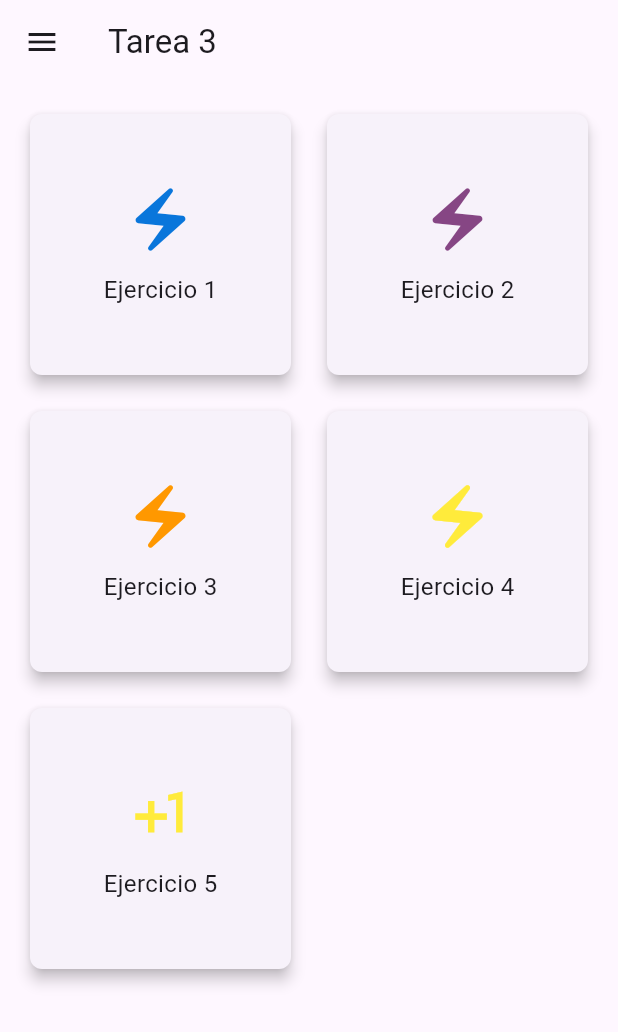
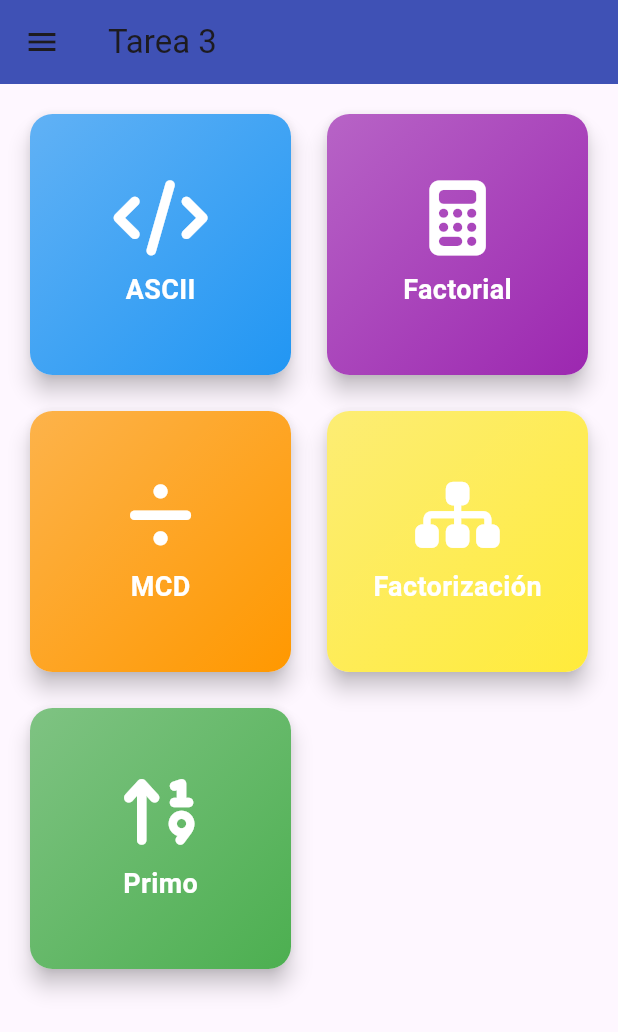
Before and after one commit to leodlc/g1-apps-moviles, a Flutter app: the screen it shows after launch, on a phone screen of 412 x 824 dp. Shown: the top 1032 px of the screen. Run offline on Flutter 3.47's test engine with Material 3 defaults, Android fonts, the phone set to English and light mode, and no system bars; our stand-ins replace dio, flutter_dotenv, flutter_secure_storage, font_awesome_flutter.

Commit message:
Mejorando interfaces y diseño

```diff
--- a/deber3g1/lib/logic/factorial2.dart
+++ b/deber3g1/lib/logic/factorial2.dart
@@ -1,10 +1,13 @@
 class FactorialCalculator {
-  /// Calcula el factorial de un número entero no negativo.
-  /// Lanza una excepción si el número es negativo.
-  static int calculateFactorial(int number) {
+  static BigInt calculateFactorial(int number) {
     if (number < 0) {
       throw ArgumentError('El número debe ser no negativo.');
     }
-    return number == 0 ? 1 : number * calculateFactorial(number - 1);
+
+    BigInt factorial = BigInt.one;
+    for (int i = 1; i <= number; i++) {
+      factorial *= BigInt.from(i);
+    }
+    return factorial;
   }
 }
--- a/deber3g1/lib/main.dart
+++ b/deber3g1/lib/main.dart
@@ -1,12 +1,11 @@
 import 'package:flutter/material.dart';
+import 'package:font_awesome_flutter/font_awesome_flutter.dart';
 import 'screens/ascii1_screen.dart';
 import 'screens/factorial2_screen.dart';
 import 'screens/mcd3_screen.dart';
 import 'screens/factorizacion4_screen.dart';
 import 'screens/primo_screen.dart';
 import 'screens/info_Screen.dart';
-//import 'package:font_awesome_flutter/font_awesome_flutter.dart';
-
 
 void main() {
   runApp(const MyApp());
@@ -18,6 +17,7 @@ class MyApp extends StatelessWidget {
   @override
   Widget build(BuildContext context) {
     return MaterialApp(
+      debugShowCheckedModeBanner: false,
       title: 'Home Menu',
       theme: ThemeData(
         primarySwatch: Colors.blue,
@@ -28,32 +28,32 @@ class MyApp extends StatelessWidget {
 }
 
 class HomeScreen extends StatelessWidget {
-  // List of exercises with a color for each icon
+  // Lista de ejercicios con íconos de Font Awesome
   final List<Exercise> exers = [
     Exercise(
-        name: 'Ejercicio 1',
-        icon: Icons.electric_bolt,
-        color: const Color.fromARGB(255, 9, 118, 219),
+        name: 'ASCII',
+        icon: FontAwesomeIcons.code,
+        color: Colors.blue,
         route: const ASCII1Screen()),
     Exercise(
-        name: 'Ejercicio 2',
-        icon:  Icons.electric_bolt,
-        color: const Color.fromARGB(255, 134, 70, 132),
+        name: 'Factorial',
+        icon: FontAwesomeIcons.calculator,
+        color: Colors.purple,
         route: const Factorial2Screen()),
     Exercise(
-        name: 'Ejercicio 3',
-        icon:  Icons.electric_bolt,
+        name: 'MCD',
+        icon: FontAwesomeIcons.divide,
         color: Colors.orange,
-        route: const mcd3Screen()),
+        route: const MCD3Screen()),
     Exercise(
-        name: 'Ejercicio 4',
-        icon:  Icons.electric_bolt,
+        name: 'Factorización',
+        icon: FontAwesomeIcons.sitemap,
         color: Colors.yellow,
         route: const Factorizacion4Screen()),
     Exercise(
-        name: 'Ejercicio 5',
-        icon: Icons.plus_one,
-        color: Colors.yellow,
+        name: 'Primo',
+        icon: FontAwesomeIcons.sortNumericUp,
+        color: Colors.green,
         route: const PrimeScreen(step: 5)),
   ];
 
@@ -62,26 +62,41 @@ class HomeScreen extends StatelessWidget {
     return Scaffold(
       appBar: AppBar(
         title: const Text('Tarea 3'),
+        backgroundColor: Colors.indigo,
       ),
       drawer: Drawer(
         child: ListView(
           padding: EdgeInsets.zero,
           children: <Widget>[
-            const DrawerHeader(
+            DrawerHeader(
               decoration: BoxDecoration(
-                color: Colors.blue,
+                gradient: LinearGradient(
+                  colors: [Colors.blue, Colors.indigo],
                 ),
-              child: Text(
+              ),
+              child: Column(
+                crossAxisAlignment: CrossAxisAlignment.start,
+                children: const [
+                  Icon(
+                    FontAwesomeIcons.clipboardList,
+                    size: 50,
+                    color: Colors.white,
+                  ),
+                  SizedBox(height: 10),
+                  Text(
                     'Menú Principal',
                     style: TextStyle(
                       color: Colors.white,
                       fontSize: 24,
+                      fontWeight: FontWeight.bold,
                     ),
+                  ),
+                ],
               ),
             ),
             ListTile(
-              leading: const Icon(Icons.info),
-              title: const Text('Info'),
+              leading: const FaIcon(FontAwesomeIcons.infoCircle, color: Colors.blue),
+              title: const Text('Información'),
               onTap: () {
                 Navigator.push(
                   context,
@@ -102,6 +117,10 @@ class HomeScreen extends StatelessWidget {
         itemCount: exers.length,
         itemBuilder: (context, index) {
           final exer = exers[index];
+
+          // Comprobamos si es el último elemento
+          final isLastItem = index == exers.length - 1;
+
           return GestureDetector(
             onTap: () {
               Navigator.push(
@@ -110,22 +129,40 @@ class HomeScreen extends StatelessWidget {
               );
             },
             child: Card(
-              elevation: 4,
+              elevation: 6,
               shape: RoundedRectangleBorder(
-                borderRadius: BorderRadius.circular(8),
+                borderRadius: BorderRadius.circular(15),
+              ),
+              child: Container(
+                decoration: BoxDecoration(
+                  gradient: LinearGradient(
+                    colors: [exer.color.withOpacity(0.7), exer.color],
+                    begin: Alignment.topLeft,
+                    end: Alignment.bottomRight,
+                  ),
+                  borderRadius: BorderRadius.circular(15),
                 ),
                 child: Column(
-                mainAxisAlignment: MainAxisAlignment.center,
+                  mainAxisAlignment: isLastItem
+                      ? MainAxisAlignment.center // Centrado solo para el último elemento
+                      : MainAxisAlignment.center,
                   children: [
-                  Icon(
+                    FaIcon(
                       exer.icon,
                       size: 50,
-                    color:
-                    exer.color,
+                      color: Colors.white,
                     ),
                     const SizedBox(height: 10),
-                  Text(exer.name, style: const TextStyle(fontSize: 16)),
+                    Text(
+                      exer.name,
+                      style: const TextStyle(
+                        fontSize: 18,
+                        fontWeight: FontWeight.bold,
+                        color: Colors.white,
+                      ),
+                    ),
                   ],
+                ),
               ),
             ),
           );
@@ -141,9 +178,10 @@ class Exercise {
   final Color color;
   final Widget route;
 
-  Exercise(
-      {required this.name,
+  Exercise({
+    required this.name,
     required this.icon,
     required this.color,
-        required this.route});
+    required this.route,
+  });
 }
--- a/deber3g1/lib/screens/ascii1_screen.dart
+++ b/deber3g1/lib/screens/ascii1_screen.dart
@@ -33,7 +33,8 @@ class _ASCII1ScreenState extends State<ASCII1Screen> {
   @override
   Widget build(BuildContext context) {
     return Scaffold(
-      appBar: AppBar(title: const Text('Caracter ASCII - Ejercicio 1')),
+      appBar: AppBar(title: const Text('Caracter ASCII - Ejercicio 1'),
+        backgroundColor: Colors.lightBlue,),
       body: Padding(
         padding: const EdgeInsets.all(16.0),
         child: Column(
--- a/deber3g1/lib/screens/factorial2_screen.dart
+++ b/deber3g1/lib/screens/factorial2_screen.dart
@@ -14,6 +14,7 @@ class _Factorial2ScreenState extends State<Factorial2Screen> {
 
   void _mostrarResultados() {
     final numeroTexto = _controllerNumero.text.trim();
+
     if (numeroTexto.isEmpty || int.tryParse(numeroTexto) == null) {
       ScaffoldMessenger.of(context).showSnackBar(
         const SnackBar(content: Text('Por favor ingresa un número válido')),
@@ -24,6 +25,7 @@ class _Factorial2ScreenState extends State<Factorial2Screen> {
     final numero = int.parse(numeroTexto);
     try {
       final factorial = FactorialCalculator.calculateFactorial(numero);
+
       Navigator.push(
         context,
         MaterialPageRoute(
@@ -40,7 +42,10 @@ class _Factorial2ScreenState extends State<Factorial2Screen> {
   @override
   Widget build(BuildContext context) {
     return Scaffold(
-      appBar: AppBar(title: const Text('Factorial de un Número - Ejercicio 2')),
+      appBar: AppBar(
+        title: const Text('Factorial de un Número - Ejercicio 2'),
+        backgroundColor: Colors.purple,
+      ),
       body: Padding(
         padding: const EdgeInsets.all(16.0),
         child: Column(
@@ -57,7 +62,7 @@ class _Factorial2ScreenState extends State<Factorial2Screen> {
             const SizedBox(height: 20),
             ElevatedButton(
               onPressed: _mostrarResultados,
-              child: const Text('Factorial'),
+              child: const Text('Calcular Factorial'),
             ),
           ],
         ),
--- a/deber3g1/lib/screens/result1_screen.dart
+++ b/deber3g1/lib/screens/result1_screen.dart
@@ -13,7 +13,8 @@ class Result1Screen extends StatelessWidget {
   @override
   Widget build(BuildContext context) {
     return Scaffold(
-      appBar: AppBar(title: const Text('Resultado ASCII')),
+      appBar: AppBar(title: const Text('Resultado ASCII'),
+        backgroundColor: Colors.lightBlue,),
       body: Center(
         child: Column(
           mainAxisAlignment: MainAxisAlignment.center,
--- a/deber3g1/lib/screens/result4_screen.dart
+++ b/deber3g1/lib/screens/result4_screen.dart
@@ -13,7 +13,8 @@ class Result4Screen extends StatelessWidget {
   @override
   Widget build(BuildContext context) {
     return Scaffold(
-      appBar: AppBar(title: const Text('Resultados')),
+      appBar: AppBar(title: const Text('Resultados'),
+        backgroundColor: Colors.yellowAccent,),
       body: Padding(
         padding: const EdgeInsets.all(16.0),
         child: Column(
--- a/deber3g1/pubspec.yaml
+++ b/deber3g1/pubspec.yaml
@@ -30,7 +30,7 @@ environment:
 dependencies:
   flutter:
     sdk: flutter
-  #font_awesome_flutter: ^10.0.0
+  font_awesome_flutter: ^10.0.0
 
 
   # The following adds the Cupertino Icons font to your application.
```
Also changed, not shown: deber3g1/lib/screens/factorizacion4_screen.dart (+2 -14 lines), deber3g1/lib/screens/mcd3_screen.dart (+41 -15 lines), deber3g1/lib/screens/result2_screen.dart (+39 -8 lines), deber3g1/lib/screens/result3_screen.dart (+42 -22 lines), deber3g1/pubspec.lock. Lines whose indentation alone changed are shown as unchanged.
